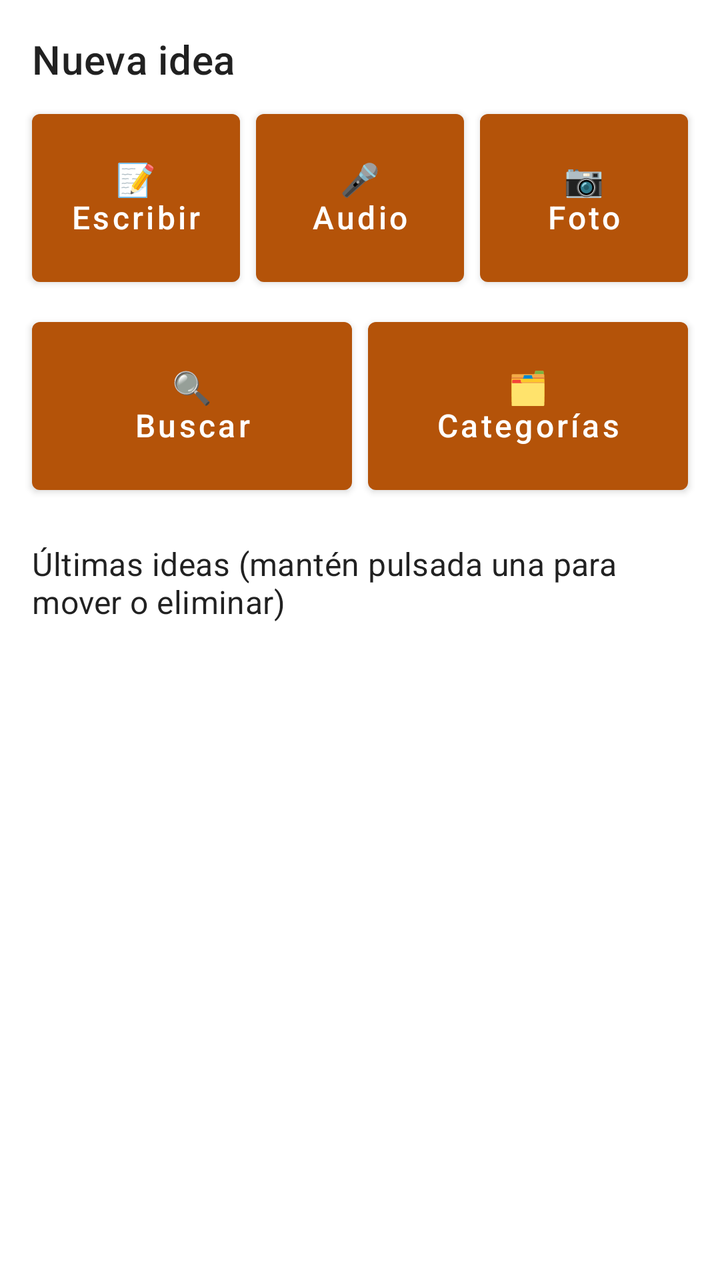
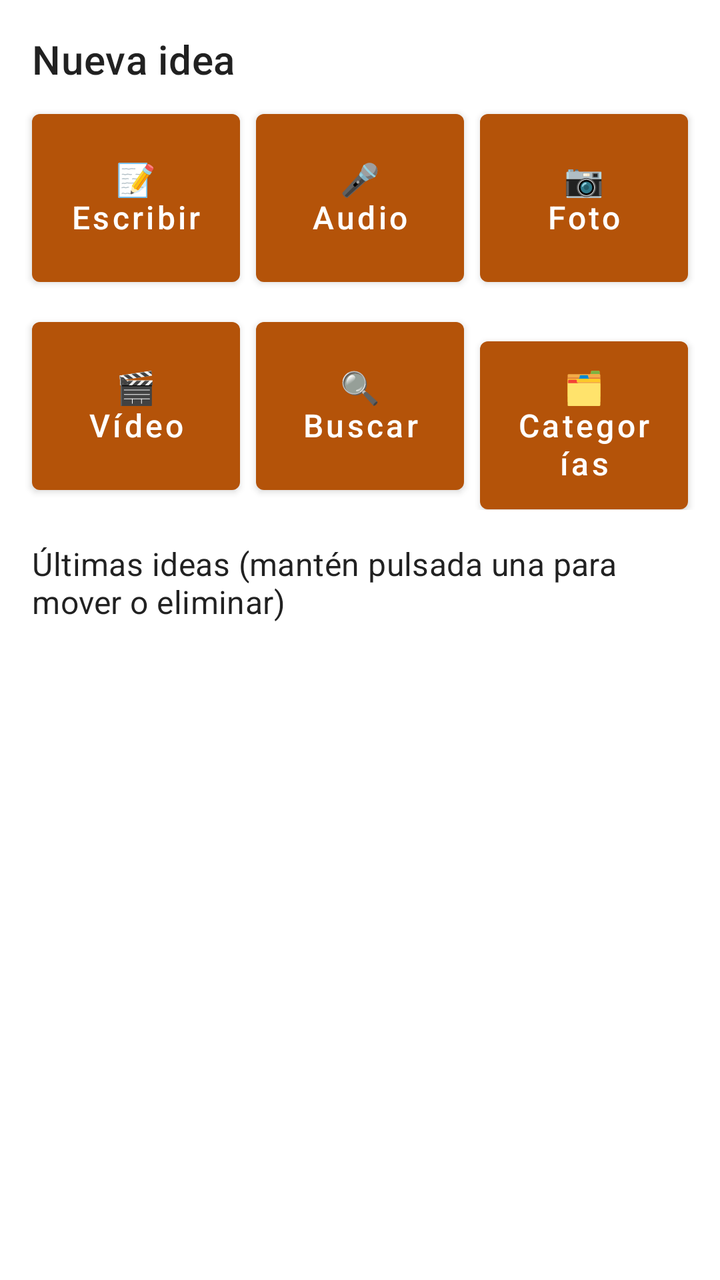

Before-and-after screenshots of an Android layout around one commit, followed by the original layout XML and the change that was made.
<!-- AndroidManifest.xml: application theme Theme.IdeApp -->
<!-- res/layout/activity_main.xml -->
<?xml version="1.0" encoding="utf-8"?>
<LinearLayout xmlns:android="http://schemas.android.com/apk/res/android"
    android:layout_width="match_parent"
    android:layout_height="match_parent"
    android:orientation="vertical"
    android:padding="12dp">

    <TextView
        android:layout_width="wrap_content"
        android:layout_height="wrap_content"
        android:layout_margin="4dp"
        android:text="Nueva idea"
        android:textAppearance="?attr/textAppearanceHeadline6" />

    <LinearLayout
        android:layout_width="match_parent"
        android:layout_height="wrap_content"
        android:orientation="horizontal">

        <Button
            android:id="@+id/btn_new_text"
            style="@style/QuickButton"
            android:text="📝\nEscribir" />

        <Button
            android:id="@+id/btn_new_audio"
            style="@style/QuickButton"
            android:text="🎤\nAudio" />

        <Button
            android:id="@+id/btn_new_photo"
            style="@style/QuickButton"
            android:text="📷\nFoto" />
    </LinearLayout>

    <LinearLayout
        android:layout_width="match_parent"
        android:layout_height="wrap_content"
        android:orientation="horizontal">

        <Button
            android:id="@+id/btn_search"
            style="@style/QuickButton"
            android:text="🔍\nBuscar" />

        <Button
            android:id="@+id/btn_categories"
            style="@style/QuickButton"
            android:text="🗂\nCategorías" />
    </LinearLayout>

    <TextView
        android:layout_width="wrap_content"
        android:layout_height="wrap_content"
        android:layout_marginStart="4dp"
        android:layout_marginTop="16dp"
        android:layout_marginBottom="4dp"
        android:text="Últimas ideas (mantén pulsada una para mover o eliminar)"
        android:textAppearance="?attr/textAppearanceSubtitle1" />

    <ListView
        android:id="@+id/list_recent"
        android:layout_width="match_parent"
        android:layout_height="0dp"
        android:layout_weight="1" />

    <TextView
        android:id="@+id/tv_empty"
        android:layout_width="match_parent"
        android:layout_height="0dp"
        android:layout_weight="1"
        android:gravity="center"
        android:padding="16dp"
        android:text="Todavía no has guardado nada.\nPulsa Escribir, Audio o Foto para empezar."
        android:visibility="gone" />
</LinearLayout>
<!-- resources referenced by this layout -->
<resources>
  <style name="QuickButton" parent="Widget.MaterialComponents.Button">
          <item name="android:layout_width">0dp</item>
          <item name="android:layout_height">96dp</item>
          <item name="android:layout_weight">1</item>
          <item name="android:layout_margin">4dp</item>
          <item name="android:textSize">16sp</item>
          <item name="android:textAllCaps">false</item>
      </style>
  <style name="Theme.IdeApp" parent="Theme.MaterialComponents.DayNight.DarkActionBar">
          <item name="colorPrimary">@color/primary</item>
          <item name="colorPrimaryVariant">@color/primary_dark</item>
          <item name="colorOnPrimary">@android:color/white</item>
          <item name="colorSecondary">@color/accent</item>
          <item name="colorOnSecondary">@android:color/black</item>
      </style>
  <color name="primary">#B45309</color>
  <color name="primary_dark">#78350F</color>
  <color name="accent">#F59E0B</color>
</resources>

<!-- the commit's change to res/layout/activity_main.xml (unified diff, before → after) -->
@@ -39,6 +39,11 @@
         android:orientation="horizontal">
 
         <Button
+            android:id="@+id/btn_new_video"
+            style="@style/QuickButton"
+            android:text="🎬\nVídeo" />
+
+        <Button
             android:id="@+id/btn_search"
             style="@style/QuickButton"
             android:text="🔍\nBuscar" />
